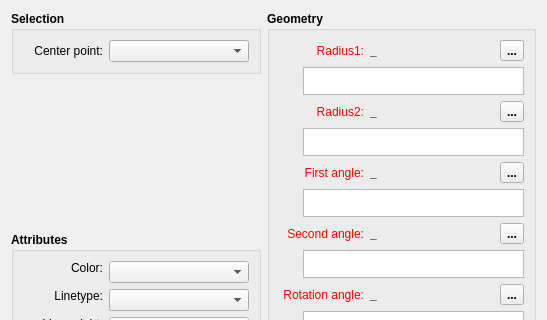
The window that src/libs/vtools/dialogs/tools/dialogellipticalarc.ui (FashionFreedom/Seamly2D) describes before a commit, drawn with Qt 5; both pictures show x 0 to 547 and y 0 to 320 of the 547 by 500 pixel window.
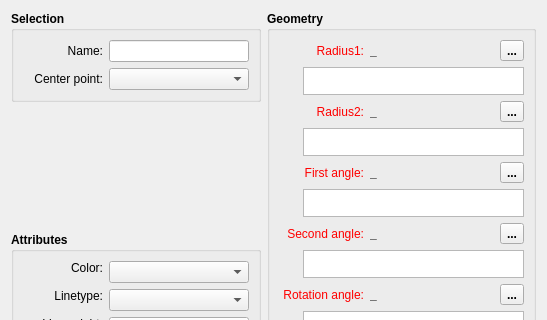
The same window after the commit. Icons and pictures are not drawn. Custom widgets are drawn as their Qt base class.

Commit message: add name to curve and line tools in dialogs and property editor

The edit to the form file:
```diff
--- a/src/libs/vtools/dialogs/tools/dialogellipticalarc.ui
+++ b/src/libs/vtools/dialogs/tools/dialogellipticalarc.ui
@@ -47,6 +47,48 @@
           <string>Selection</string>
          </property>
          <layout class="QVBoxLayout" name="verticalLayout">
+          <item>
+           <layout class="QHBoxLayout" name="horizontalLayout_3">
+            <item>
+             <widget class="QLabel" name="name_Label">
+              <property name="minimumSize">
+               <size>
+                <width>80</width>
+                <height>0</height>
+               </size>
+              </property>
+              <property name="font">
+               <font>
+                <weight>50</weight>
+                <bold>false</bold>
+               </font>
+              </property>
+              <property name="text">
+               <string>Name:</string>
+              </property>
+              <property name="alignment">
+               <set>Qt::AlignRight|Qt::AlignTrailing|Qt::AlignVCenter</set>
+              </property>
+             </widget>
+            </item>
+            <item>
+             <widget class="QLineEdit" name="name_LineEdit">
+              <property name="minimumSize">
+               <size>
+                <width>140</width>
+                <height>0</height>
+               </size>
+              </property>
+              <property name="font">
+               <font>
+                <weight>50</weight>
+                <bold>false</bold>
+               </font>
+              </property>
+             </widget>
+            </item>
+           </layout>
+          </item>
           <item>
            <layout class="QHBoxLayout" name="horizontalLayout">
             <item>
```
Left out of the diff: 4 changed lines with no effect on the pictures. The commit also changes 26 other files.
